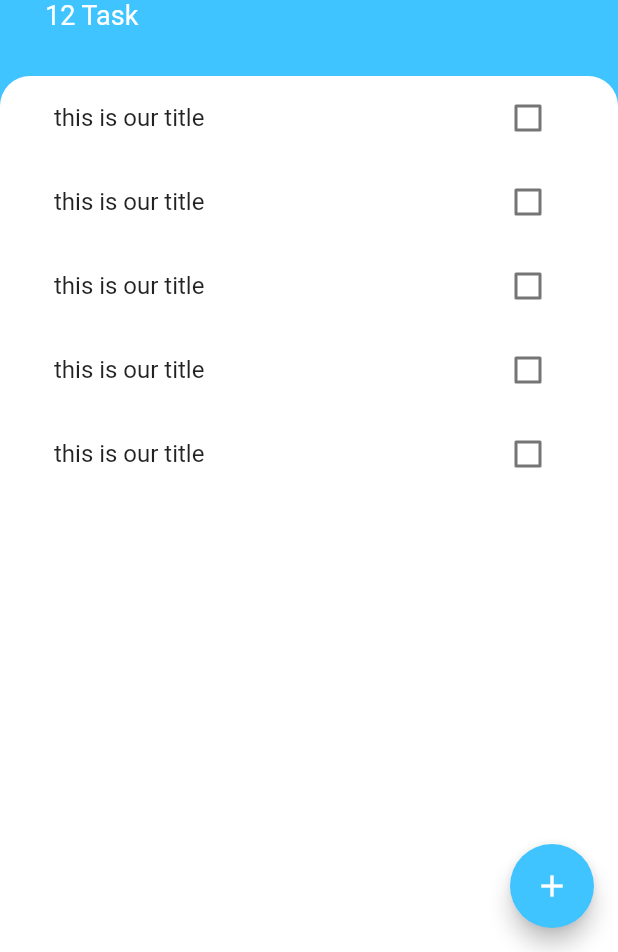
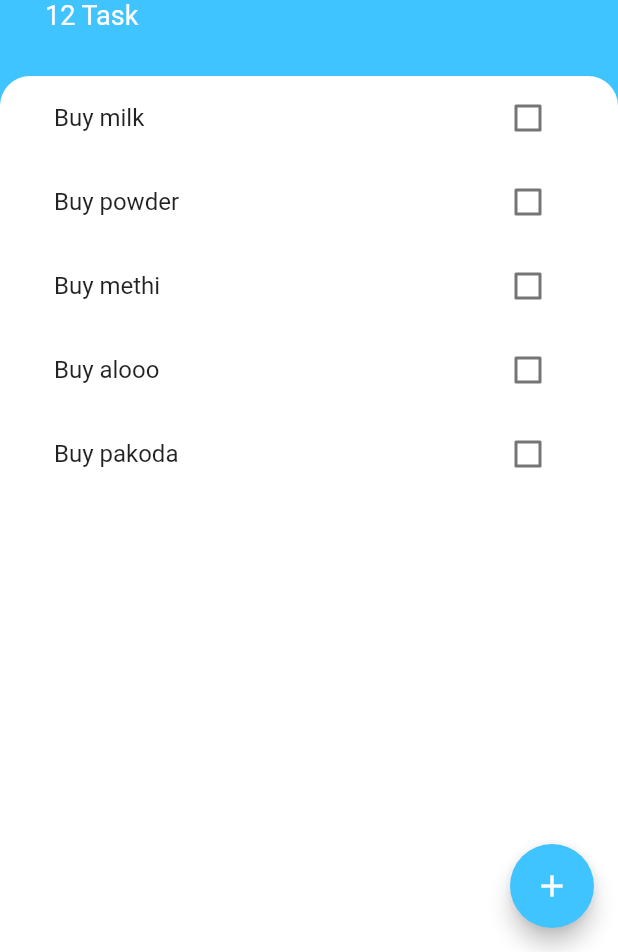
Before and after one commit to sagarannaldas/todo_list_flutter, a Flutter app: the screen it shows after launch, on a phone screen of 412 x 824 dp, the part 284-1236 px from its top. Run offline on Flutter 3.47's test engine with Material 2 defaults, Android fonts, the phone set to English and light mode, and no system bars.

Commit message:
1. Created model class task.dart 2. Created a dynamic list using list view builder in tasks_list.dart

```diff
--- /dev/null
+++ b/lib/models/task.dart
@@ -0,0 +1,9 @@
+class Task {
+  final String name;
+  bool isDone;
+  Task({required this.name, this.isDone = false});
+
+  void toggleDone() {
+    isDone = !isDone;
+  }
+}
--- a/lib/widgets/task_tile.dart
+++ b/lib/widgets/task_tile.dart
@@ -2,49 +2,31 @@ import 'dart:ui';
 
 import 'package:flutter/material.dart';
 
-class TaskTile extends StatefulWidget {
-  const TaskTile({super.key});
+class TaskTile extends StatelessWidget {
+  final bool isChecked;
+  final String taskTitle;
+  final Function checkboxCallback;
 
-  @override
-  State<TaskTile> createState() => _TaskTileState();
-}
-
-class _TaskTileState extends State<TaskTile> {
-  bool isChecked = false;
+  const TaskTile(
+      {required this.isChecked,
+      required this.taskTitle,
+      required this.checkboxCallback,
+      super.key});
 
   @override
   Widget build(BuildContext context) {
     return ListTile(
-      title: Text(
-        'this is our title',
-        style: TextStyle(
-            decoration: isChecked ? TextDecoration.lineThrough : null),
-      ),
-      trailing: TaskCheckBox(
-        checkBoxState: isChecked,
-        toggleCheckBox: (bool checkboxState) {
-          setState(() {
-            isChecked = checkboxState;
-          });
-        },
-      ),
-    );
+        title: Text(
+          taskTitle,
+          style: TextStyle(
+              decoration: isChecked ? TextDecoration.lineThrough : null),
+        ),
+        trailing: Checkbox(
+          value: isChecked,
+          activeColor: Colors.lightBlueAccent,
+          onChanged: (newValue) {
+            checkboxCallback(newValue);
+          },
+        ));
   }
 }
-
-class TaskCheckBox extends StatelessWidget {
-  final bool checkBoxState;
-  final Function toggleCheckBox;
-  const TaskCheckBox(
-      {super.key, required this.checkBoxState, required this.toggleCheckBox});
-  @override
-  Widget build(BuildContext context) {
-    return Checkbox(
-      value: checkBoxState,
-      activeColor: Colors.lightBlueAccent,
-      onChanged: (newValue) {
-        toggleCheckBox(newValue);
-      },
-    );
-  }
-}
--- a/lib/widgets/tasks_list.dart
+++ b/lib/widgets/tasks_list.dart
@@ -1,19 +1,37 @@
 import 'package:flutter/material.dart';
 import 'package:todo_list_flutter/widgets/task_tile.dart';
+import 'package:todo_list_flutter/models/task.dart';
 
-class TasksList extends StatelessWidget {
+class TasksList extends StatefulWidget {
   const TasksList({Key? key}) : super(key: key);
 
   @override
+  State<TasksList> createState() => _TasksListState();
+}
+
+class _TasksListState extends State<TasksList> {
+  List<Task> tasks = [
+    Task(name: 'Buy milk'),
+    Task(name: 'Buy powder'),
+    Task(name: 'Buy methi'),
+    Task(name: 'Buy alooo'),
+    Task(name: 'Buy pakoda'),
+  ];
+
+  @override
   Widget build(BuildContext context) {
-    return ListView(
-      children: const [
-        TaskTile(),
-        TaskTile(),
-        TaskTile(),
-        TaskTile(),
-        TaskTile(),
-      ],
+    return ListView.builder(
+      itemBuilder: (context, int index) {
+        return TaskTile(
+            isChecked: tasks[index].isDone,
+            taskTitle: tasks[index].name,
+            checkboxCallback: (checkboxState) {
+              setState(() {
+                tasks[index].toggleDone();
+              });
+            });
+      },
+      itemCount: tasks.length,
     );
   }
 }
```
